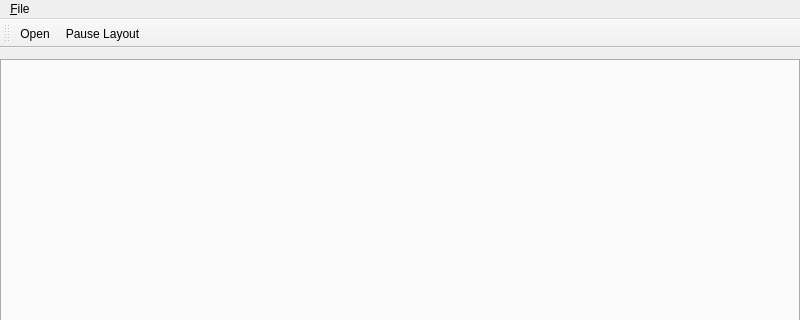
graphia-app/graphia, file mainwindow.ui: the form before one commit; both pictures show x 0 to 800 and y 0 to 320 of the 800 by 600 pixel window.
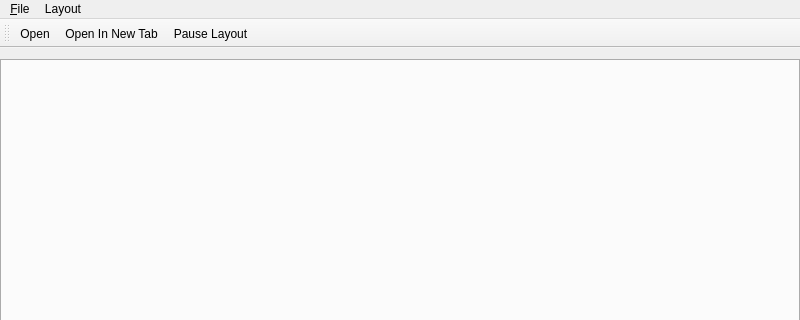
The form after the commit.

Commit message: Differentiate open and open in tab

The edit to the form file:
```diff
--- a/mainwindow.ui
+++ b/mainwindow.ui
@@ -70,7 +70,14 @@
     <addaction name="actionOpen"/>
     <addaction name="actionQuit"/>
    </widget>
+   <widget class="QMenu" name="menuLayout">
+    <property name="title">
+     <string>Layout</string>
+    </property>
+    <addaction name="actionPause_Layout"/>
+   </widget>
    <addaction name="menuFile"/>
+   <addaction name="menuLayout"/>
   </widget>
   <widget class="QToolBar" name="mainToolBar">
    <attribute name="toolBarArea">
@@ -80,6 +87,7 @@
     <bool>false</bool>
    </attribute>
    <addaction name="actionOpen"/>
+   <addaction name="actionOpen_In_New_Tab"/>
    <addaction name="actionPause_Layout"/>
   </widget>
   <widget class="QStatusBar" name="statusBar"/>
@@ -104,6 +112,14 @@
     <string>Pause Layout</string>
    </property>
   </action>
+  <action name="actionOpen_In_New_Tab">
+   <property name="text">
+    <string>Open In New Tab</string>
+   </property>
+   <property name="shortcut">
+    <string>Ctrl+T</string>
+   </property>
+  </action>
  </widget>
  <layoutdefault spacing="6" margin="11"/>
  <resources/>
```
Left out of the diff: 2 changed lines with no effect on the pictures. The commit also changes 3 other files.
